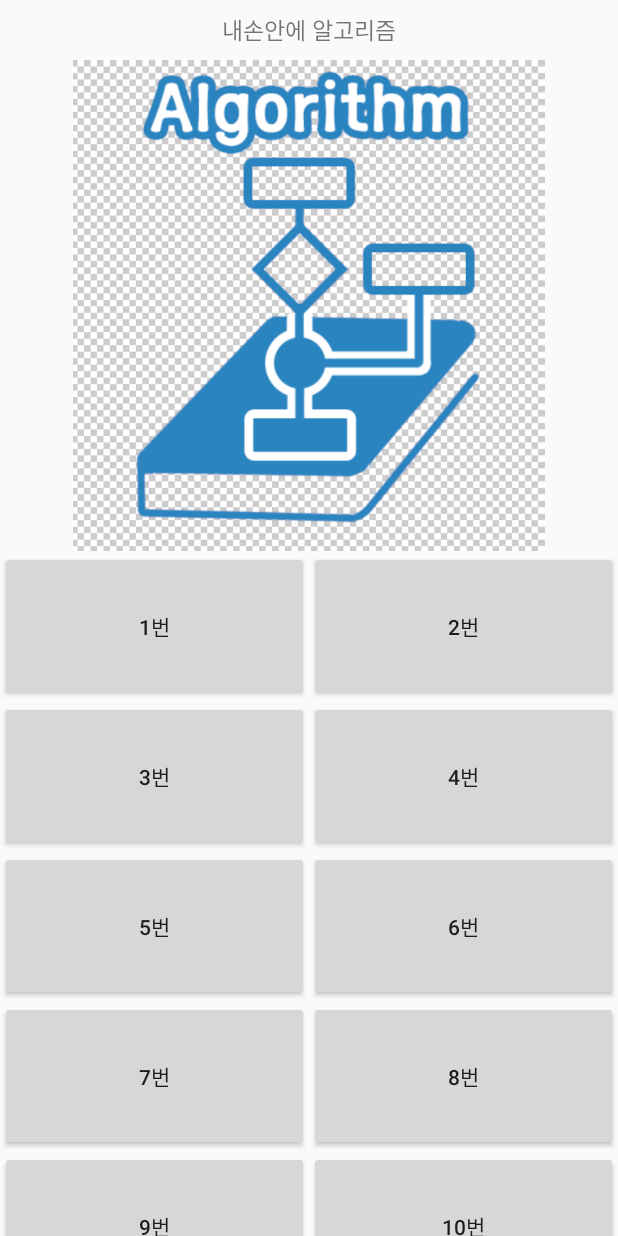
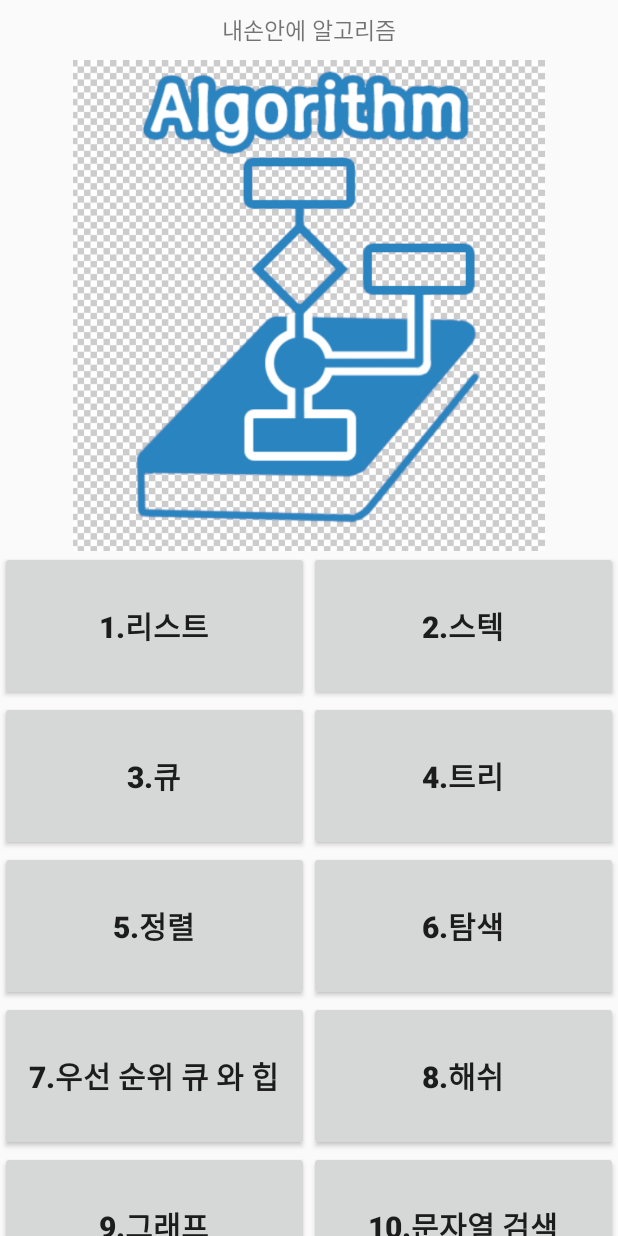
Before and after one commit to BumGom/Algorithm-B-J, an Android app: the screen it shows after launch (MainActivity), on a phone screen of 412 x 824 dp. Run offline under Robolectric (Android 15) with nearby library versions, the phone set to English and light mode, and no system bars.

Commit message:
서브 메인 페이지 만드는중

```diff
--- a/app/src/main/java/com/example/algorithm_bj/MainActivity.java
+++ b/app/src/main/java/com/example/algorithm_bj/MainActivity.java
@@ -9,6 +9,6 @@ public class MainActivity extends AppCompatActivity {
     @Override
     protected void onCreate(Bundle savedInstanceState) {
         super.onCreate(savedInstanceState);
-        setContentView(R.layout.activity_sub);
+        setContentView(R.layout.activity_main);
     }
 }
--- a/app/src/main/res/layout/activity_main.xml
+++ b/app/src/main/res/layout/activity_main.xml
@@ -1,22 +1,89 @@
 <?xml version="1.0" encoding="utf-8"?>
-<LinearLayout
-    xmlns:android="http://schemas.android.com/apk/res/android"
-    xmlns:app="http://schemas.android.com/apk/res-auto"
-    xmlns:tools="http://schemas.android.com/tools"
+<LinearLayout xmlns:android="http://schemas.android.com/apk/res/android"
     android:layout_width="match_parent"
     android:layout_height="match_parent"
-    tools:context=".MainActivity"
     android:orientation="vertical">
 
     <TextView
         android:layout_width="match_parent"
         android:layout_height="40dp"
         android:text="내손안에 알고리즘"
-        android:gravity="center"/>
+        android:gravity="center"
+        android:textSize="15dp"/>
+
+
 
     <ScrollView
         android:layout_width="match_parent"
-        android:layout_height="0dp">
+        android:layout_height="wrap_content">
+
+        <LinearLayout
+            android:layout_width="match_parent"
+            android:layout_height="match_parent"
+            android:orientation="vertical">
+
+            <ImageView
+                android:layout_width="match_parent"
+                android:layout_height="327dp"
+                android:src="@drawable/algorithm"/>
+            <LinearLayout
+                android:layout_width="match_parent"
+                android:layout_height="wrap_content"
+                android:layout_weight="1">
+                <Button
+                    android:layout_width="0dp"
+                    android:layout_height="100dp"
+                    android:layout_weight="1"
+                    android:text="1.리스트"
+                    android:textSize="20dp"
+                    android:textStyle="bold"/>
+
+                <Button
+                    android:layout_width="0dp"
+                    android:layout_height="100dp"
+                    android:layout_weight="1"
+                    android:text="2.스텍"
+                    android:textSize="20dp"
+                    android:textStyle="bold"/>
+            </LinearLayout>
+            <LinearLayout
+                android:layout_width="match_parent"
+                android:layout_height="wrap_content"
+                android:layout_weight="1">
+                <Button
+                    android:layout_width="0dp"
+                    android:layout_height="100dp"
+                    android:layout_weight="1"
+                    android:text="3.큐"
+                    android:textSize="20dp"
+                    android:textStyle="bold"/>
+                <Button
+                    android:layout_width="0dp"
+                    android:layout_height="100dp"
+                    android:layout_weight="1"
+                    android:text="4.트리"
+                    android:textSize="20dp"
+                    android:textStyle="bold"/>
+            </LinearLayout>
+            <LinearLayout
+                android:layout_width="match_parent"
+                android:layout_height="wrap_content"
+                android:layout_weight="1">
+                <Button
+                    android:layout_width="0dp"
+                    android:layout_height="100dp"
+                    android:layout_weight="1"
+                    android:text="5.정렬"
+                    android:textSize="20dp"
+                    android:textStyle="bold"/>
+                <Button
+                    android:layout_width="0dp"
+                    android:layout_height="100dp"
+                    android:layout_weight="1"
+                    android:text="6.탐색"
+                    android:textSize="20dp"
+                    android:textStyle="bold"/>
+            </LinearLayout>
 
             <LinearLayout
                 android:layout_width="match_parent"
@@ -24,32 +91,39 @@
                 android:layout_weight="1">
                 <Button
                     android:layout_width="0dp"
-            android:layout_height="wrap_content"
+                    android:layout_height="100dp"
                     android:layout_weight="1"
-            android:text="3번"/>
+                    android:text="7.우선 순위 큐 와 힙"
+                    android:textSize="20dp"
+                    android:textStyle="bold"/>
                 <Button
                     android:layout_width="0dp"
-            android:layout_height="wrap_content"
+                    android:layout_height="100dp"
                     android:layout_weight="1"
-            android:text="4번"/>
+                    android:text="8.해쉬"
+                    android:textSize="20dp"
+                    android:textStyle="bold"/>
             </LinearLayout>
-    </ScrollView>
 
             <LinearLayout
                 android:layout_width="match_parent"
                 android:layout_height="wrap_content"
                 android:layout_weight="1">
-
                 <Button
                     android:layout_width="0dp"
-            android:layout_height="wrap_content"
+                    android:layout_height="100dp"
                     android:layout_weight="1"
-            android:text="1번" />
-
+                    android:text="9.그래프"
+                    android:textSize="20dp"
+                    android:textStyle="bold"/>
                 <Button
                     android:layout_width="0dp"
-            android:layout_height="wrap_content"
+                    android:layout_height="100dp"
                     android:layout_weight="1"
-            android:text="2번" />
+                    android:text="10.문자열 검색"
+                    android:textSize="20dp"
+                    android:textStyle="bold"/>
             </LinearLayout>
         </LinearLayout>
+    </ScrollView>
+</LinearLayout>
--- a/app/src/main/res/layout/activity_sub.xml
+++ /dev/null
@@ -1,109 +0,0 @@
-<?xml version="1.0" encoding="utf-8"?>
-<LinearLayout xmlns:android="http://schemas.android.com/apk/res/android"
-    android:layout_width="match_parent"
-    android:layout_height="match_parent"
-    android:orientation="vertical">
-
-    <TextView
-        android:layout_width="match_parent"
-        android:layout_height="40dp"
-        android:text="내손안에 알고리즘"
-        android:gravity="center"
-        android:textSize="15dp"/>
-
-
-
-    <ScrollView
-        android:layout_width="match_parent"
-        android:layout_height="wrap_content">
-
-        <LinearLayout
-            android:layout_width="match_parent"
-            android:layout_height="match_parent"
-            android:orientation="vertical">
-
-            <ImageView
-                android:layout_width="match_parent"
-                android:layout_height="327dp"
-                android:src="@drawable/algorithm"/>
-            <LinearLayout
-                android:layout_width="match_parent"
-                android:layout_height="wrap_content"
-                android:layout_weight="1">
-                <Button
-                    android:layout_width="0dp"
-                    android:layout_height="100dp"
-                    android:layout_weight="1"
-                    android:text="1번" />
-
-                <Button
-                    android:layout_width="0dp"
-                    android:layout_height="100dp"
-                    android:layout_weight="1"
-                    android:text="2번" />
-            </LinearLayout>
-            <LinearLayout
-                android:layout_width="match_parent"
-                android:layout_height="wrap_content"
-                android:layout_weight="1">
-                <Button
-                    android:layout_width="0dp"
-                    android:layout_height="100dp"
-                    android:layout_weight="1"
-                    android:text="3번"/>
-                <Button
-                    android:layout_width="0dp"
-                    android:layout_height="100dp"
-                    android:layout_weight="1"
-                    android:text="4번"/>
-            </LinearLayout>
-            <LinearLayout
-                android:layout_width="match_parent"
-                android:layout_height="wrap_content"
-                android:layout_weight="1">
-                <Button
-                    android:layout_width="0dp"
-                    android:layout_height="100dp"
-                    android:layout_weight="1"
-                    android:text="5번"/>
-                <Button
-                    android:layout_width="0dp"
-                    android:layout_height="100dp"
-                    android:layout_weight="1"
-                    android:text="6번"/>
-            </LinearLayout>
-
-            <LinearLayout
-                android:layout_width="match_parent"
-                android:layout_height="wrap_content"
-                android:layout_weight="1">
-                <Button
-                    android:layout_width="0dp"
-                    android:layout_height="100dp"
-                    android:layout_weight="1"
-                    android:text="7번"/>
-                <Button
-                    android:layout_width="0dp"
-                    android:layout_height="100dp"
-                    android:layout_weight="1"
-                    android:text="8번"/>
-            </LinearLayout>
-
-            <LinearLayout
-                android:layout_width="match_parent"
-                android:layout_height="wrap_content"
-                android:layout_weight="1">
-                <Button
-                    android:layout_width="0dp"
-                    android:layout_height="100dp"
-                    android:layout_weight="1"
-                    android:text="9번"/>
-                <Button
-                    android:layout_width="0dp"
-                    android:layout_height="100dp"
-                    android:layout_weight="1"
-                    android:text="10번"/>
-            </LinearLayout>
-        </LinearLayout>
-    </ScrollView>
-</LinearLayout>
```
Also changed, not shown: app/src/main/res/layout/activity_list.xml (added, +66 -0 lines), app/src/main/res/layout/activity_mainpage.xml (deleted, +0 -56 lines), app/src/main/res/layout/activity_queue.xml (added, +57 -0 lines). Lines whose indentation alone changed are shown as unchanged.
